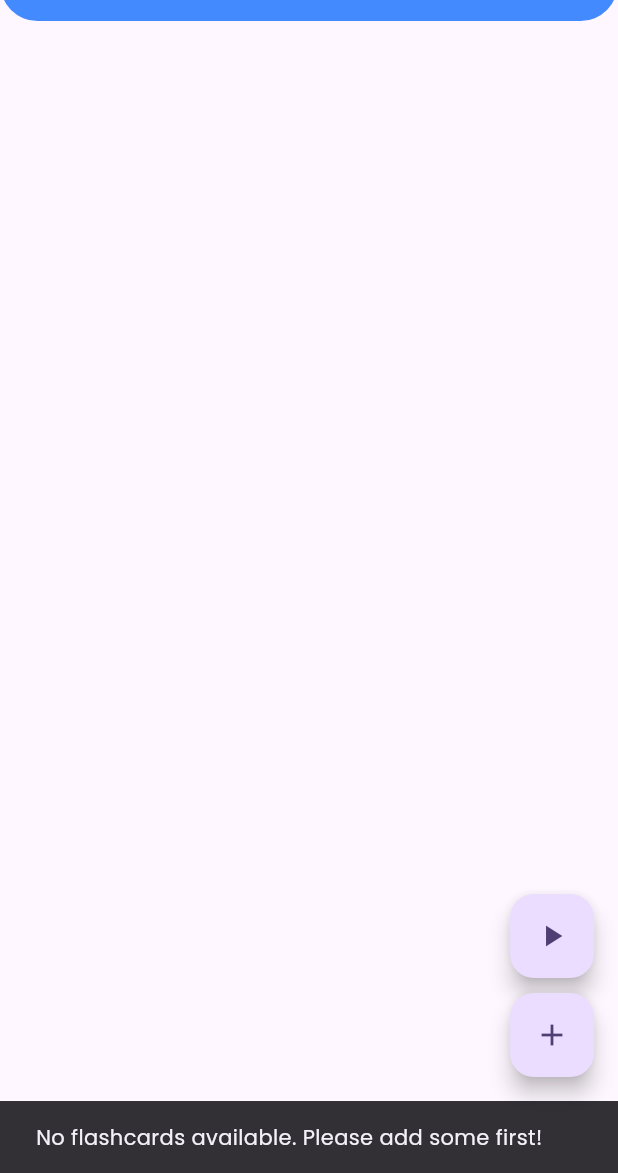
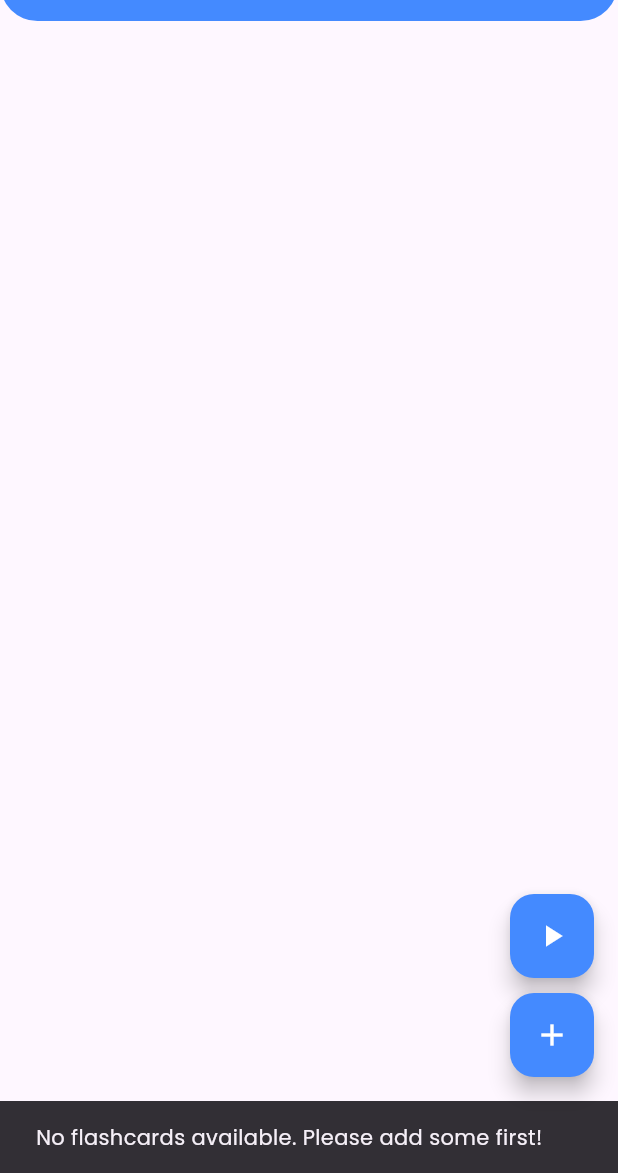
Before and after one commit to dildarhussain77/CodeAlpha_Flashcard_Quiz_App, a Flutter app: the screen it shows after launch, after a tap on the "play arrow" icon, on a phone screen of 412 x 824 dp, the part 63-1236 px from its top. Run offline on Flutter 3.47's test engine with Material 3 defaults, Android fonts, the phone set to English and light mode, and no system bars; our stand-ins replace google_fonts, hive, hive_flutter; accounts and stored records are empty.

Commit message:
flashcard_tile

```diff
--- a/lib/screens/home_screen.dart
+++ b/lib/screens/home_screen.dart
@@ -43,7 +43,8 @@ class HomeScreen extends StatelessWidget {
           children: [
             FloatingActionButton(
               heroTag: "start_quiz",
-              child: const Icon(Icons.play_arrow),
+              child: const Icon(Icons.play_arrow,color: Colors.white,),
+              backgroundColor: Colors.blueAccent,
               onPressed: () {
                 if (flashcardProvider.flashcards.isNotEmpty) {
                   Navigator.push(
@@ -60,7 +61,8 @@ class HomeScreen extends StatelessWidget {
             const SizedBox(height: 10), // Spacing between buttons
             FloatingActionButton(
               heroTag: "add_flashcard",
-              child: const Icon(Icons.add),
+              backgroundColor: Colors.blueAccent,
+              child: const Icon(Icons.add,color: Colors.white,),
               onPressed: () {
                 Navigator.push(
                   context,
```
Also changed, not shown: lib/widgets/flashcard_tile.dart (line endings or trailing spaces).
